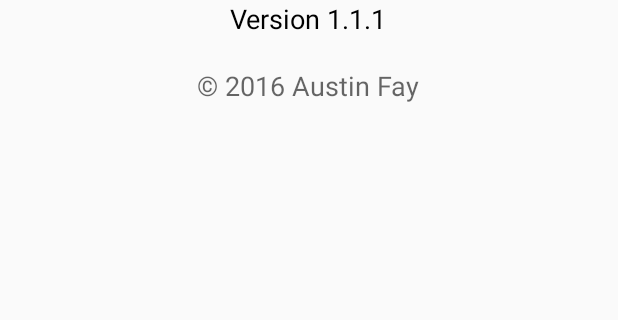
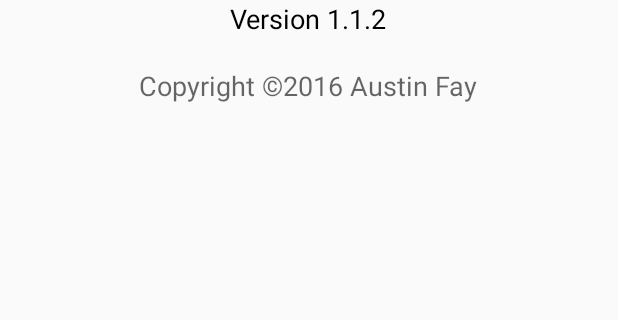
Before and after one commit to AMFTech512/been-there, an Android app: the fragment AboutFragment placed in its activity, on a phone screen of 412 x 824 dp, the part 608-928 px from its top. Run offline under Robolectric (Android 15) with nearby library versions, the phone set to English and light mode, and no system bars.

Commit message:
Version 14 (1.1.2)

```diff
--- a/app/build.gradle
+++ b/app/build.gradle
@@ -4,14 +4,12 @@ android {
     compileSdkVersion 23
     buildToolsVersion "21.1.2"
 
-    useLibrary 'org.apache.http.legacy'
-
     defaultConfig {
         applicationId "com.austinfay.beenthere"
         minSdkVersion 14
         targetSdkVersion 23
-        versionCode 13
-        versionName "1.1.1"
+        versionCode 14
+        versionName "1.1.2"
     }
     buildTypes {
         release {
--- a/app/src/main/res/values/strings.xml
+++ b/app/src/main/res/values/strings.xml
@@ -29,7 +29,7 @@
     <string name="hello_world">Hello world!</string>
     <string name="action_edit">Edit</string>
     <string name="title_activity_about">About Been There</string>
-    <string name="version_no">Version 1.1.1</string>
-    <string name="coded_by">© 2016 Austin Fay</string>
+    <string name="version_no">Version 1.1.2</string>
+    <string name="coded_by">Copyright ©2016 Austin Fay</string>
 
 </resources>
```
Also changed, not shown: app/src/main/java/com/austinfay/beenthere/PlaceViewActivity.java (+5 -7 lines), app/src/main/res/layout/activity_place_view.xml (+3 -4 lines), 1 other file.
